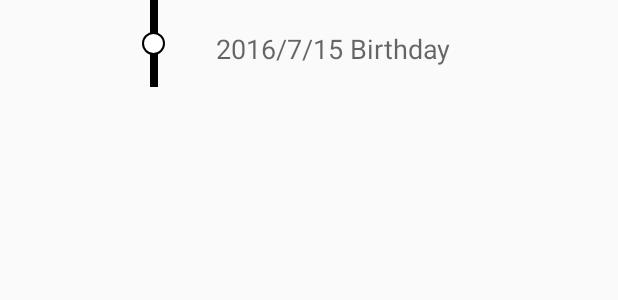
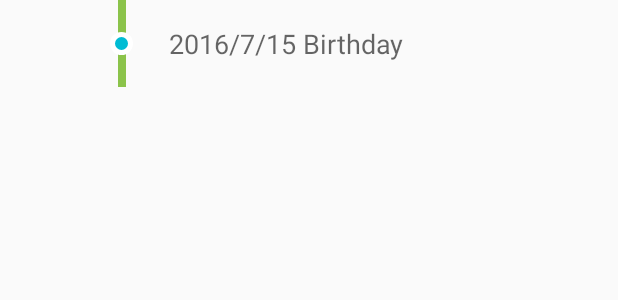
Before and after one commit to ching56/baby-steps, an Android app: the layout time_line_node.xml on its own in the app's theme, with its tools: preview values and no code run, on a phone screen of 412 x 824 dp. Shown: the top 300 px of the screen. Run offline under Robolectric (Android 15) with nearby library versions, the phone set to English and light mode, and no system bars.

Commit message:
add timeline

```diff
--- a/app/src/main/AndroidManifest.xml
+++ b/app/src/main/AndroidManifest.xml
@@ -8,6 +8,7 @@
         android:label="@string/app_name"
         android:supportsRtl="true"
         android:theme="@style/AppTheme">
+
         <activity android:name=".MainActivity"
             >
             <intent-filter>
--- a/app/src/main/res/drawable/dot.xml
+++ b/app/src/main/res/drawable/dot.xml
@@ -2,8 +2,8 @@
     android:shape="oval" >
 
     <stroke
-        android:width="1dp"
-        android:color="@android:color/black" />
+        android:width="3dp"
+        android:color="@android:color/white" />
 
-    <solid android:color="@android:color/white" />
+    <solid android:color="#00BCD4" />
 </shape>
--- a/app/src/main/res/layout/time_line_node.xml
+++ b/app/src/main/res/layout/time_line_node.xml
@@ -1,17 +1,19 @@
 <?xml version="1.0" encoding="utf-8"?>
-<RelativeLayout
+<LinearLayout
     android:layout_width="match_parent"
     android:layout_height="wrap_content"
-    xmlns:android="http://schemas.android.com/apk/res/android">
-
-    <LinearLayout
-        android:layout_width="wrap_content"
-        android:layout_height="wrap_content"
-        android:layout_centerHorizontal="true">
+    xmlns:android="http://schemas.android.com/apk/res/android"
+    android:layout_margin="0dp"
+    android:padding="0dp">
+    <RelativeLayout
+        android:layout_width="match_parent"
+        android:layout_height="wrap_content">
     <RelativeLayout
         android:layout_width="wrap_content"
+        android:id="@+id/layoutLS"
         android:layout_height="wrap_content"
-        android:layout_centerHorizontal="true">
+        android:layout_marginLeft="70dp"
+        android:padding="0dp">
 
         <View
             android:layout_width="5dp"
@@ -19,7 +21,7 @@
             android:layout_centerHorizontal="true"
             android:layout_centerVertical="true"
             android:layout_marginLeft="10dp"
-            android:background="@android:color/black" />
+            android:background="#8BC34A" />
 
         <View
             android:id="@+id/view1"
@@ -34,9 +36,10 @@
             android:id="@+id/textView1"
             android:layout_width="wrap_content"
             android:layout_height="wrap_content"
-            android:layout_marginLeft="10dp"
             android:text="2016/7/15 Birthday"
-            android:padding="20dp"
+            android:layout_centerVertical="true"
+            android:layout_toRightOf="@id/layoutLS"
+            android:paddingLeft="20dp"
             android:textAppearance="?android:attr/textAppearanceMedium" />
-    </LinearLayout>
-</RelativeLayout>
+    </RelativeLayout>
+</LinearLayout>
--- a/app/src/main/res/values/styles.xml
+++ b/app/src/main/res/values/styles.xml
@@ -2,6 +2,9 @@
 
     <!-- Base application theme. -->
     <style name="AppTheme" parent="Theme.AppCompat.Light.NoActionBar">
+        <item name="colorPrimary">@color/colorPrimary</item>
+        <item name="colorPrimaryDark">@color/colorPrimaryDark</item>
+        <item name="colorAccent">@color/colorAccent</item>
     </style>
 
 </resources>
```
Also changed, not shown: app/src/main/java/com/example/ching/babysteps/MainActivity.java (+55 -0 lines), app/src/main/res/layout/activity_main.xml (+6 -4 lines).
